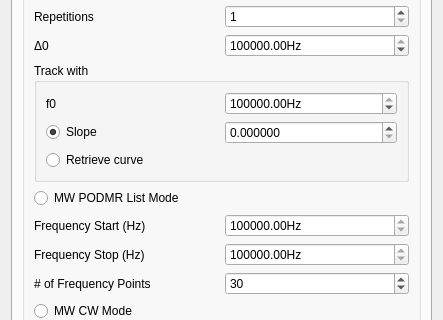
Old version of the form gui/qafm/ui_quantitative_mode.ui in the repository sriharijayaram5/qudi; both pictures show x 0 to 443 and y 181 to 501 of the 443 by 686 pixel window.
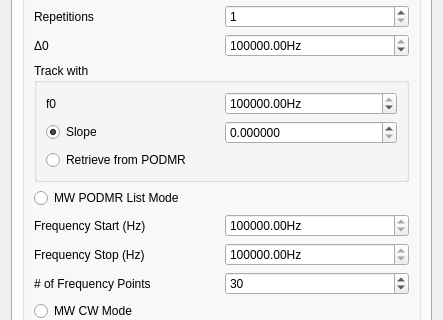
New version of the form. Custom widgets are drawn as their Qt base class.

Commit message: podmr slope stuff and bugs

```diff
--- a/gui/qafm/ui_quantitative_mode.ui
+++ b/gui/qafm/ui_quantitative_mode.ui
@@ -504,7 +504,7 @@
                 <string>&lt;html&gt;&lt;head/&gt;&lt;body&gt;&lt;p&gt;Retrieve PODMR curve from the PODMR qudi module and use as a look up table. Works if PODMR was measured since module load.&lt;/p&gt;&lt;p&gt;&lt;br/&gt;&lt;/p&gt;&lt;/body&gt;&lt;/html&gt;</string>
                </property>
                <property name="text">
-                <string>Retrieve curve</string>
+                <string>Retrieve from PODMR</string>
                </property>
               </widget>
              </item>
```
The commit also changes 4 other files.
